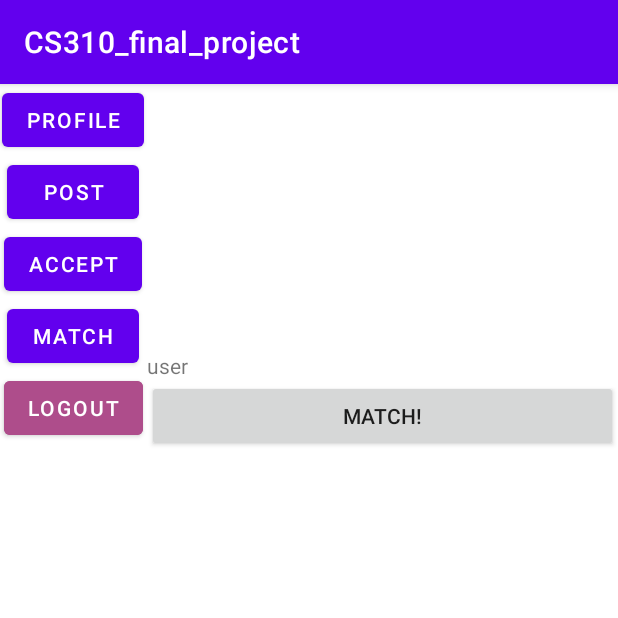
After one commit to cyoulim/CSCI310_final_project, an Android app: the MatchActivity screen opened directly, with no data from a screen before it, on a phone screen of 412 x 824 dp, the top half of it. The commit adds this screen. Run offline under Robolectric (Android 15) with nearby library versions, the phone set to English and light mode, and no system bars; our stand-ins replace Firebase (no records; nobody signed in at launch, a user with empty details on screens opened directly).

Commit message:
match page created

```diff
--- a/app/src/main/AndroidManifest.xml
+++ b/app/src/main/AndroidManifest.xml
@@ -25,6 +25,9 @@
         <activity android:name=".Accepted"
             android:label="CS310_final_project">
         </activity>
+        <activity android:name=".MatchActivity"
+            android:label="CS310_final_project">
+        </activity>
     </application>
 
 </manifest>
--- a/app/src/main/java/com/example/csci310_final_project/MainActivity.java
+++ b/app/src/main/java/com/example/csci310_final_project/MainActivity.java
@@ -33,6 +33,11 @@ public class MainActivity extends AppCompatActivity {
             public void onClick(View view) {
                 switchPagefromPost();
             }
+        });
+        Button match_btn = (Button)findViewById(R.id.button04);
+        match_btn.setOnClickListener(new View.OnClickListener() {
+            @Override
+            public void onClick(View view) { switchToMatch(); }
         });
         Button button= (Button)findViewById(R.id.buttonPost);
         button.setOnClickListener(new View.OnClickListener(){
@@ -107,4 +112,9 @@ public class MainActivity extends AppCompatActivity {
         startActivity(intent);
     }
 
+    public void switchToMatch(){
+        Intent intent = new Intent(this, MatchActivity.class);
+        startActivity(intent);
+    }
+
 }
--- /dev/null
+++ b/app/src/main/java/com/example/csci310_final_project/MatchActivity.java
@@ -0,0 +1,112 @@
+package com.example.csci310_final_project;
+
+import android.content.Intent;
+import android.os.Bundle;
+import android.util.Log;
+import android.view.LayoutInflater;
+import android.view.View;
+import android.widget.Button;
+import android.widget.LinearLayout;
+import android.widget.TextView;
+
+import com.google.android.gms.tasks.OnCompleteListener;
+import com.google.android.gms.tasks.Task;
+import com.google.firebase.database.FirebaseDatabase;
+import com.google.firebase.database.DatabaseReference;
+import com.google.firebase.firestore.CollectionReference;
+import com.google.firebase.firestore.DocumentReference;
+import com.google.firebase.firestore.FieldValue;
+import com.google.firebase.firestore.FirebaseFirestore;
+import com.google.firebase.firestore.QueryDocumentSnapshot;
+import com.google.firebase.firestore.QuerySnapshot;
+
+import androidx.annotation.NonNull;
+import androidx.appcompat.app.AppCompatActivity;
+
+public class MatchActivity extends AppCompatActivity {
+    int myUserId = 0;
+    @Override
+    protected void onCreate(Bundle savedInstanceState) {
+        super.onCreate(savedInstanceState);
+        setContentView(R.layout.activity_match);
+
+        LinearLayout linearLayout = (LinearLayout) this.findViewById(R.id.linearlayout02);
+        TextView user = new TextView(this);
+        user.setText("user");
+        Button button = new Button(this);
+        button.setText("match!");
+        linearLayout.addView(user);
+        linearLayout.addView(button);
+        // init();
+    }
+    /*
+    private void init(){
+        FirebaseFirestore db = FirebaseFirestore.getInstance();
+        db.collection("invitation")
+                .get()
+                .addOnCompleteListener(new OnCompleteListener<QuerySnapshot>() {
+                    @Override
+                    public void onComplete(@NonNull Task<QuerySnapshot> task) {
+                        if (task.isSuccessful()) {
+                            for (QueryDocumentSnapshot document : task.getResult()) {
+                                //View view= LayoutInflater.from(getContext()).inflate(R.layout.post_layout,null);
+                                LinearLayout layout = (LinearLayout) getLayoutInflater().inflate(R.layout.post_layout, null);
+                                TextView username_field = (TextView) layout.findViewById(R.id.username);
+                                if(username_field == null) Log.d("test","error.....");
+                                Object username_ = document.getData().get("username");
+                                if(username_ == null) continue;
+                                String username = username_.toString();
+                                username_field.setText(username);
+
+                                TextView bio_field = (TextView) layout.findViewById(R.id.bio);
+                                Object bio_ = document.getData().get("bio");
+                                if(bio_ == null) continue;
+                                String bio = bio_.toString();
+                                bio_field.setText(bio);
+
+                                TextView deadline_field = (TextView) layout.findViewById(R.id.deadline);
+                                Object deadline_ = document.getData().get("deadline");
+                                if(deadline_ == null) continue;
+                                String deadline = deadline_.toString();
+                                deadline_field.setText(deadline);
+
+                                TextView rent_field = (TextView) layout.findViewById(R.id.rent);
+                                Object rent_ = document.getData().get("rent");
+                                if(rent_ == null) continue;
+                                String rent = rent_.toString();
+                                rent_field.setText(rent);
+
+                                TextView address_field = (TextView) layout.findViewById(R.id.address);
+                                Object address_ = document.getData().get("address");
+                                if(address_ == null) continue;
+                                String address = address_.toString();
+                                address_field.setText(address);
+
+                                TextView utilities_field = (TextView) layout.findViewById(R.id.utilities);
+                                Object utilities_ = document.getData().get("utilities");
+                                if(utilities_ == null) continue;
+                                String utilities = utilities_.toString();
+                                utilities_field.setText(utilities);
+
+                                Button btn_accept = (Button) layout.findViewById(R.id.buttonAccept);
+                                btn_accept.setOnClickListener(new View.OnClickListener(){
+                                    @Override
+                                    public void onClick(View view) {
+                                        String id = document.getData().get("id").toString();
+                                        DocumentReference washingtonRef = db.collection("invitation").document(id);
+                                        washingtonRef.update("accept", FieldValue.arrayUnion(myUserId));
+                                    }
+                                });
+
+                                LinearLayout container = (LinearLayout) findViewById(R.id.linearlayout02);
+                                container.addView(layout);
+                                //Log.d("test", document.getId() + " => " + document.getData().get("username"));
+                            }
+                        } else {
+                            Log.d("test", "Error getting documents: ", task.getException());
+                        }
+                    }
+                });
+    }
+    */
+}
--- /dev/null
+++ b/app/src/main/res/layout/activity_match.xml
@@ -0,0 +1,68 @@
+<?xml version="1.0" encoding="utf-8"?>
+
+<ScrollView xmlns:android="http://schemas.android.com/apk/res/android"
+    xmlns:app="http://schemas.android.com/apk/res-auto"
+    xmlns:tools="http://schemas.android.com/tools"
+    android:layout_width="match_parent"
+    android:layout_height="match_parent"
+    tools:context=".Accepted">
+
+    <LinearLayout
+        app:layout_constraintTop_toBottomOf="@id/content"
+        android:id="@+id/content"
+        android:layout_width="match_parent"
+        android:layout_height="match_parent"
+        android:orientation="horizontal"
+        android:baselineAligned="false"
+        android:gravity="center">
+        <LinearLayout
+            android:id="@+id/linearlayout01"
+            app:layout_constraintStart_toStartOf="parent"
+            android:layout_width="0dp"
+            android:layout_height="match_parent"
+            android:layout_weight="1"
+            android:orientation="vertical"
+            android:gravity="center_horizontal">
+
+            <Button
+                android:id="@+id/button01"
+                android:text="Profile"
+                android:layout_width="wrap_content"
+                android:layout_height="wrap_content" />
+            <Button
+                android:id="@+id/button02"
+                android:text="Post"
+                android:layout_width="wrap_content"
+                android:layout_height="wrap_content" />
+            <Button
+                android:id="@+id/button03"
+                android:text="Accept"
+                android:layout_width="wrap_content"
+                android:layout_height="wrap_content" />
+            <Button
+                android:id="@+id/button04"
+                android:text="Match"
+                android:layout_width="wrap_content"
+                android:layout_height="wrap_content" />
+            <Button
+                android:id="@+id/logout_Button"
+                android:layout_width="wrap_content"
+                android:layout_height="wrap_content"
+                android:backgroundTint="#AE4D8B"
+                android:text="logout" />
+        </LinearLayout>
+
+        <LinearLayout
+            android:id="@+id/linearlayout02"
+            android:layout_width="20dp"
+            android:layout_height="423dp"
+            android:layout_alignParentRight="true"
+            android:layout_weight="3"
+            android:orientation="vertical"
+            android:gravity="center"
+            app:layout_constraintStart_toStartOf="@id/linearlayout02">
+        </LinearLayout>
+
+    </LinearLayout>
+
+</ScrollView>
--- a/app/src/main/res/values/strings.xml
+++ b/app/src/main/res/values/strings.xml
@@ -1,3 +1,4 @@
 <resources>
     <string name="app_name">CSCI310_final_project</string>
+    <string name="match">Match!</string>
 </resources>
```
